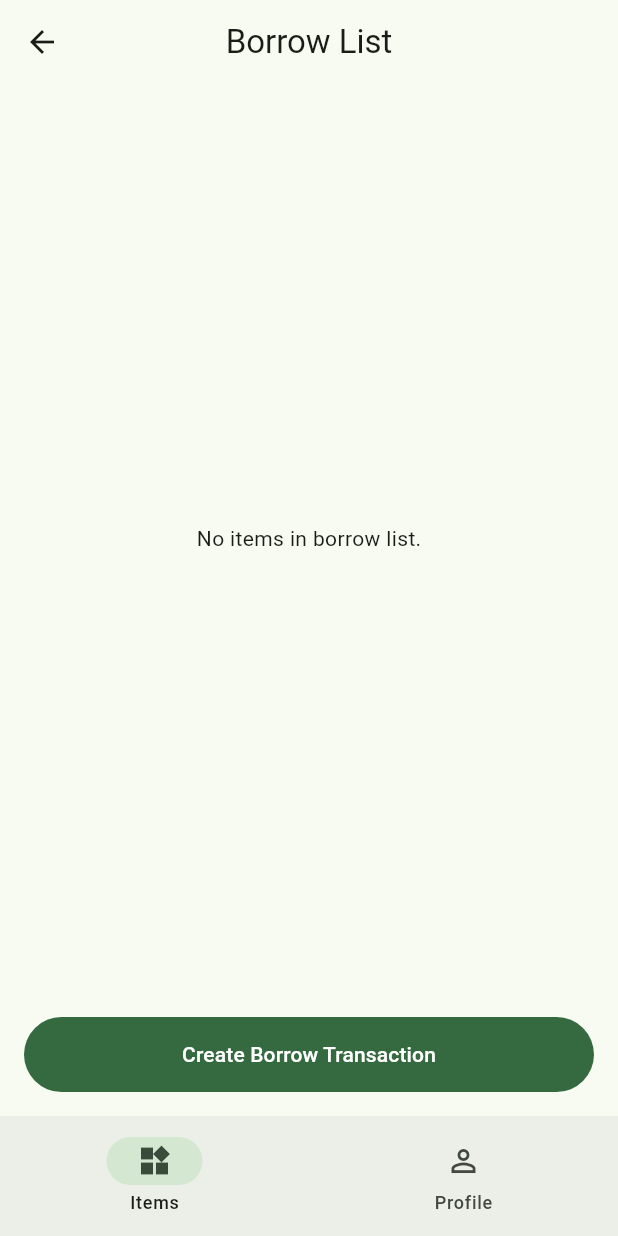
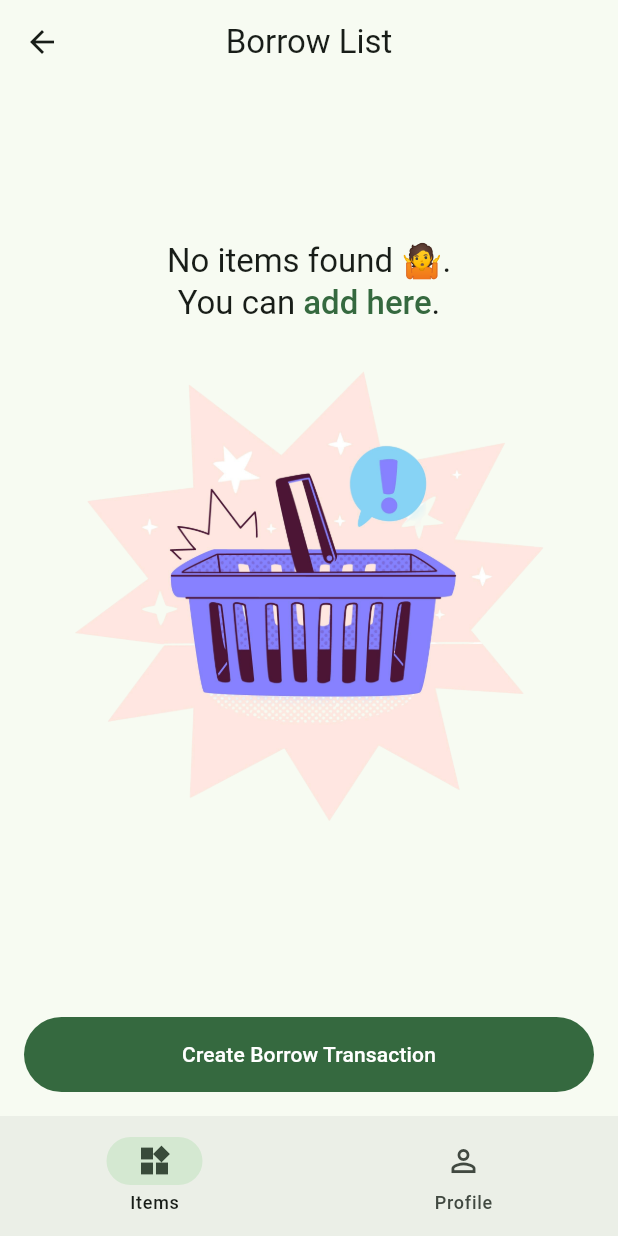
Before and after one commit to pepperonipowered/sccc-inventory-mobile-scanner, a Flutter app: the BorrowListPage screen opened by its route, on a phone screen of 412 x 824 dp. Run offline on Flutter 3.47's test engine with Material 3 defaults, Android fonts, the phone set to English and light mode, and no system bars; our stand-ins replace cached_network_image, dartz, dio, drift, drift_flutter, email_validator and 10 more; missing offline and left inert: mobile_scanner; accounts and stored records are empty; generated files the repository leaves out were written again.

Commit message:
initial commit of local items/ item list and borrow list

```diff
--- a/lib/common/widgets/button/basic_app_button.dart
+++ b/lib/common/widgets/button/basic_app_button.dart
@@ -49,7 +49,9 @@ class BasicAppButton extends StatelessWidget {
       style: style,
       label: Text(
         title,
-        style: Theme.of(context).textTheme.titleMedium?.copyWith(color: Colors.white, fontWeight: FontWeight.w500),
+        style:
+            textStyle ??
+            Theme.of(context).textTheme.titleMedium?.copyWith(color: Colors.white, fontWeight: FontWeight.w500),
       ),
       icon: Icon(icon, size: iconSize),
     );
--- a/lib/core/routes/app_router.dart
+++ b/lib/core/routes/app_router.dart
@@ -18,6 +18,7 @@ import 'package:sccc_v3/service_locator.dart';
 
 class AppRouter {
   static final _rootNavigatorKey = GlobalKey<NavigatorState>(debugLabel: 'root');
+  static GlobalKey<NavigatorState> get rootNavigatorKey => _rootNavigatorKey;
 
   static GoRouter getRouter(AuthCubit authCubit) {
     return GoRouter(
--- a/lib/core/service locators/usecase_locators.dart
+++ b/lib/core/service locators/usecase_locators.dart
@@ -2,6 +2,7 @@ import 'package:sccc_v3/feat/auth/domain/usecase/check_user_usecase.dart';
 import 'package:sccc_v3/feat/auth/domain/usecase/get_user_usecase.dart';
 import 'package:sccc_v3/feat/auth/domain/usecase/login_usecase.dart';
 import 'package:sccc_v3/feat/auth/domain/usecase/signout_usecase.dart';
+import 'package:sccc_v3/feat/borrow_list/domain/usecase/create_local_item_usecase.dart';
 import 'package:sccc_v3/feat/borrow_list/domain/usecase/delete_local_item_usecase.dart';
 import 'package:sccc_v3/feat/borrow_list/domain/usecase/equipment/create_local_equipment_usecase.dart';
 import 'package:sccc_v3/feat/borrow_list/domain/usecase/equipment/delte_local_equipment_usecase.dart';
@@ -31,6 +32,7 @@ void usecaseLocators() {
   // Borrow List Usecases
   getIt.registerSingleton<GetAllLocalItemsUsecase>(GetAllLocalItemsUsecase());
   getIt.registerSingleton<DeleteLocalItemUsecase>(DeleteLocalItemUsecase());
+  getIt.registerSingleton<CreateLocalItemUsecase>(CreateLocalItemUsecase());
 
   // Supply Usecases
   getIt.registerSingleton<GetAllSuppliesUsecase>(GetAllSuppliesUsecase());
--- a/lib/feat/auth/presentation/bloc/auth_states.dart
+++ b/lib/feat/auth/presentation/bloc/auth_states.dart
@@ -1,9 +1,6 @@
-
-
 import 'package:sccc_v3/feat/auth/domain/entity/user_entity.dart';
 
 abstract class AuthStates {}
-
 
 class AuthLoading extends AuthStates {}
 
--- a/lib/feat/borrow_list/domain/repository/local_item_repo.dart
+++ b/lib/feat/borrow_list/domain/repository/local_item_repo.dart
@@ -3,4 +3,5 @@ import 'package:sccc_v3/feat/borrow_list/domain/entities/local_item_entity.dart'
 abstract class LocalItemRepo {
   Future<List<LocalItemEntity>> getAllItems();
   Future<void> deleteItem(LocalItemEntity localItem);
+  Future<void> addItem(LocalItemEntity localItem);
 }
--- /dev/null
+++ b/lib/feat/borrow_list/domain/usecase/create_local_item_usecase.dart
@@ -0,0 +1,11 @@
+import 'package:sccc_v3/core/usecase/usecase.dart';
+import 'package:sccc_v3/feat/borrow_list/domain/entities/local_item_entity.dart';
+import 'package:sccc_v3/feat/borrow_list/domain/repository/local_item_repo.dart';
+import 'package:sccc_v3/service_locator.dart';
+
+class CreateLocalItemUsecase implements UseCase<void, LocalItemEntity> {
+  @override
+  Future<void> call({LocalItemEntity? param}) {
+    return getIt<LocalItemRepo>().addItem(param!);
+  }
+}
--- a/lib/feat/borrow_list/presentation/pages/borrow_list_page.dart
+++ b/lib/feat/borrow_list/presentation/pages/borrow_list_page.dart
@@ -1,6 +1,8 @@
+import 'package:flutter/gestures.dart';
 import 'package:flutter/material.dart';
 import 'package:flutter_bloc/flutter_bloc.dart';
 import 'package:flutter_slidable/flutter_slidable.dart';
+import 'package:flutter_svg/svg.dart';
 import 'package:go_router/go_router.dart';
 import 'package:input_quantity/input_quantity.dart';
 import 'package:sccc_v3/app.dart';
@@ -63,19 +65,37 @@ class BorrowListPage extends StatelessWidget {
               if (state is LoadingLocalItemListState) {
                 return const Center(child: CircularProgressIndicator());
               }
-
               if (state is ErrorLocalItemListState) {
-                return Center(child: Text('Error: ${state.message}'));
+                return Center(
+                  child: Column(
+                    mainAxisAlignment: MainAxisAlignment.center,
+                    crossAxisAlignment: CrossAxisAlignment.center,
+                    children: [
+                      SvgPicture.asset('assets/images/error.svg', fit: BoxFit.cover, width: 225, height: 225),
+                      const SizedBox(height: 20),
+                      Text(
+                        'Something went wrong 😬!\nTry again later 😔.',
+                        style: Theme.of(context).textTheme.titleLarge,
+                        textAlign: TextAlign.center,
+                      ),
+                      const SizedBox(height: 20),
+                      // Text(
+                      //   'Error: ${state.message}',
+                      //   style: Theme.of(context).textTheme.titleLarge,
+                      //   textAlign: TextAlign.center,
+                      // ),
+                    ],
+                  ),
+                );
               }
 
               if (state is LoadedLocalItemListState) {
                 final items = state.items;
 
-                if (items.isEmpty) {
-                  return const Center(child: Text('No items in borrow list.'));
-                }
-
-                return ListView.builder(
+                if (items.isEmpty == false) {
+                  return RefreshIndicator(
+                    onRefresh: () => context.read<LocalItemListCubit>().loadLocalItems(),
+                    child: ListView.builder(
                       itemCount: items.length,
                       itemBuilder: (context, index) {
                         final item = items[index];
@@ -88,10 +108,45 @@ class BorrowListPage extends StatelessWidget {
                           return ListTile(title: Text('Item not found.'));
                         }
                       },
+                    ),
                   );
                 }
+              }
 
-              return const SizedBox.shrink();
+              return Center(
+                child: Column(
+                  mainAxisAlignment: MainAxisAlignment.center,
+                  crossAxisAlignment: CrossAxisAlignment.center,
+                  children: [
+                    RichText(
+                      textAlign: TextAlign.center,
+                      text: TextSpan(
+                        style: Theme.of(context).textTheme.titleLarge,
+                        children: [
+                          const TextSpan(text: 'No items found 🤷. \n'),
+                          const TextSpan(text: 'You can '),
+                          TextSpan(
+                            text: 'add here',
+                            style: Theme.of(context).textTheme.titleLarge?.copyWith(
+                              color: Theme.of(context).colorScheme.primary,
+                              fontWeight: FontWeight.w500,
+                            ),
+                            recognizer:
+                                TapGestureRecognizer()
+                                  ..onTap = () {
+                                    // Replace with your navigation logic
+                                    context.go('/');
+                                  },
+                          ),
+                          const TextSpan(text: '.'),
+                        ],
+                      ),
+                    ),
+                    const SizedBox(height: 20),
+                    Image.asset('assets/images/empty-basket.png', fit: BoxFit.cover, width: 322, height: 322),
+                  ],
+                ),
+              );
             },
           ),
           bottomNavigationBar: Padding(
```
Also changed, not shown: lib/common/bloc/button/button_state_cubit.dart (+13 -0 lines), lib/feat/auth/presentation/pages/login_page.dart (+8 -1 lines), lib/feat/borrow_list/data/repository/local_item_repo_impl.dart (+9 -0 lines), lib/feat/borrow_list/presentation/cubit/local_item_list_cubit.dart (+10 -0 lines), lib/feat/item_list/presentation/pages/equipment_details_page.dart (+13 -7 lines), lib/feat/scanner/presentation/widgets/equipment_bottom_sheet.dart (+34 -22 lines), assets/images/empty-basket.png (added), pubspec.lock. Lines whose indentation alone changed are shown as unchanged.
